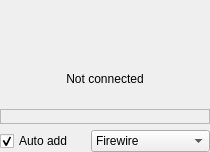
Qt form src/widgets/recmonitor_ui.ui (KDE/kdenlive) before a commit.
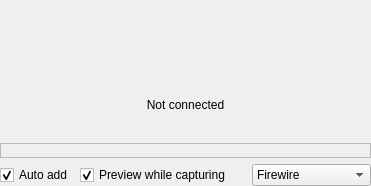
The same form after that commit. Custom widgets are drawn as their Qt base class.

Patch:
```diff
--- a/src/widgets/recmonitor_ui.ui
+++ b/src/widgets/recmonitor_ui.ui
@@ -6,15 +6,15 @@
    <rect>
     <x>0</x>
     <y>0</y>
-    <width>210</width>
-    <height>152</height>
+    <width>371</width>
+    <height>186</height>
    </rect>
   </property>
   <layout class="QGridLayout" name="gridLayout">
    <property name="margin">
     <number>0</number>
    </property>
-   <item row="0" column="0" colspan="3">
+   <item row="0" column="0" colspan="4">
     <widget class="QFrame" name="video_capture">
      <property name="frameShape">
       <enum>QFrame::NoFrame</enum>
@@ -27,7 +27,7 @@
      </property>
     </widget>
    </item>
-   <item row="1" column="0" colspan="3">
+   <item row="1" column="0" colspan="4">
     <widget class="QLabel" name="video_frame">
      <property name="text">
       <string>Not connected</string>
@@ -37,7 +37,7 @@
      </property>
     </widget>
    </item>
-   <item row="2" column="0" colspan="3">
+   <item row="2" column="0" colspan="4">
     <widget class="QFrame" name="control_frame_firewire">
      <property name="sizePolicy">
       <sizepolicy hsizetype="Preferred" vsizetype="Maximum">
@@ -69,7 +69,7 @@
      </property>
     </widget>
    </item>
-   <item row="3" column="2">
+   <item row="3" column="3">
     <widget class="KComboBox" name="device_selector">
      <item>
       <property name="text">
@@ -93,6 +93,29 @@
      </item>
     </widget>
    </item>
+   <item row="3" column="1">
+    <widget class="QCheckBox" name="enable_preview">
+     <property name="text">
+      <string>Preview while capturing</string>
+     </property>
+     <property name="checked">
+      <bool>true</bool>
+     </property>
+    </widget>
+   </item>
+   <item row="3" column="2">
+    <spacer name="horizontalSpacer">
+     <property name="orientation">
+      <enum>Qt::Horizontal</enum>
+     </property>
+     <property name="sizeHint" stdset="0">
+      <size>
+       <width>40</width>
+       <height>20</height>
+      </size>
+     </property>
+    </spacer>
+   </item>
   </layout>
  </widget>
  <customwidgets>
```
